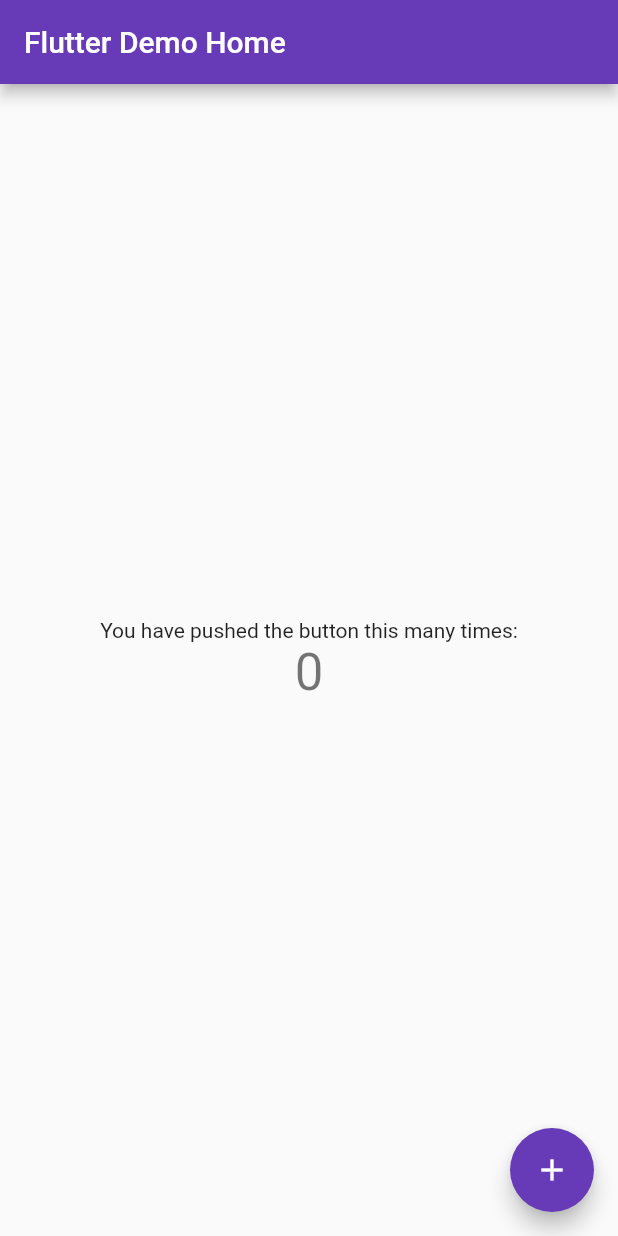
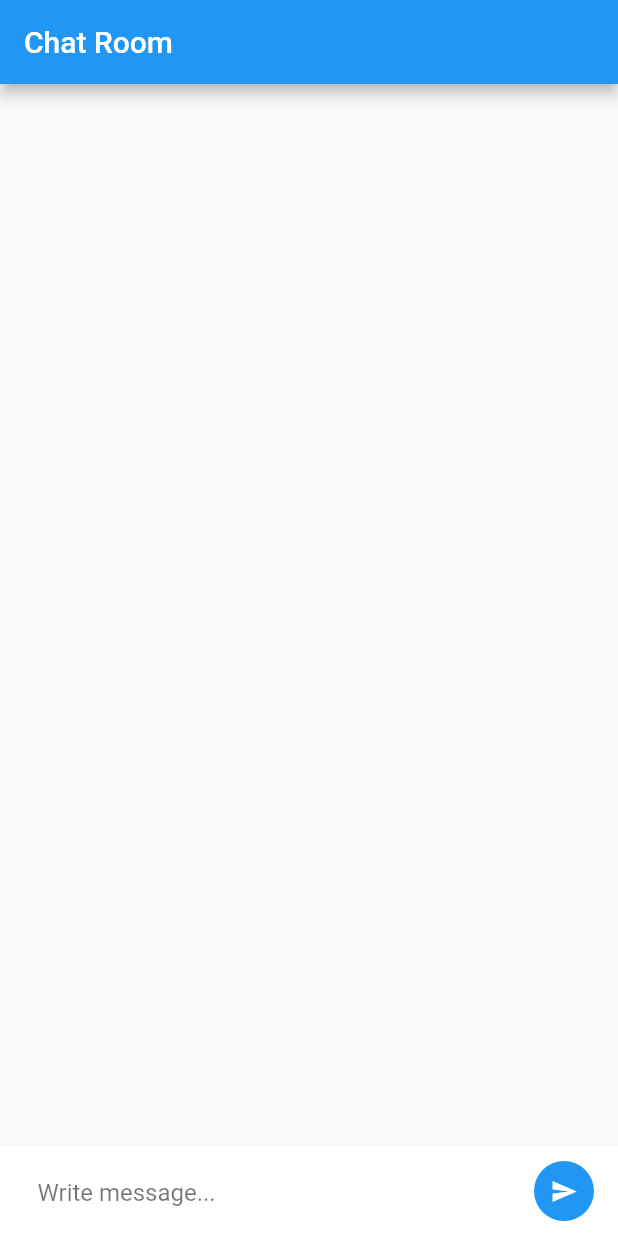
Before and after one commit to lohsuan/flutter-chatroom, a Flutter app: the screen it shows after launch, on a phone screen of 412 x 824 dp. Run offline on Flutter 3.47's test engine with Material 2 defaults, Android fonts, the phone set to English and light mode, and no system bars; our stand-ins replace firebase_core; accounts and stored records are empty.

Commit message:
implement chat room page

```diff
--- /dev/null
+++ b/lib/components/new_message_text_field.dart
@@ -0,0 +1,65 @@
+import 'package:chatbot/services/firebase_api.dart';
+import 'package:flutter/material.dart';
+
+
+class NewMessageTextField extends StatefulWidget {
+  final String sender;
+
+  const NewMessageTextField({
+    required this.sender,
+    Key? key,
+  }) : super(key: key);
+
+  @override
+  _NewMessageWidgetState createState() => _NewMessageWidgetState();
+
+}
+
+class _NewMessageWidgetState extends State<NewMessageTextField> {
+  final _controller = TextEditingController();
+  String message = '';
+
+  void sendMessage() async {
+    // FocusScope.of(context).unfocus();
+    // await FirebaseApi.uploadMessage(widget.sender, message);
+    _controller.clear();
+  }
+
+  @override
+  Widget build(BuildContext context) => Container(
+    padding: const EdgeInsets.only(left: 10, bottom: 10, top: 10),
+    height: 60,
+    width: double.infinity,
+    color: Colors.white,
+    child: Row(
+      children: <Widget>[
+        const SizedBox(width: 15,),
+        Expanded(
+          child: TextField(
+            controller: _controller,
+            onChanged: (value) => setState(() {
+              message = value;
+            }),
+            textCapitalization: TextCapitalization.sentences,
+            autocorrect: true,
+            enableSuggestions: true,
+            decoration: const InputDecoration(
+                hintText: "Write message...",
+                hintStyle: TextStyle(color: Colors.black54),
+                border: InputBorder.none
+            ),
+          ),
+        ),
+        const SizedBox(width: 15),
+        FloatingActionButton(
+          onPressed: message.trim().isEmpty ? null : sendMessage,
+          child: const Icon(Icons.send,color: Colors.white,size: 18,),
+          backgroundColor: Colors.blue,
+          elevation: 0,
+        ),
+        const SizedBox(width: 8),
+      ],
+
+    ),
+  );
+}
--- a/lib/main.dart
+++ b/lib/main.dart
@@ -1,67 +1,24 @@
+import 'package:chatbot/screens/chat_room_page.dart';
 import 'package:flutter/material.dart';
+import 'package:firebase_core/firebase_core.dart';
 
-void main() {
-  runApp(const MyApp());
+Future main() async {
+  WidgetsFlutterBinding.ensureInitialized();
+  await Firebase.initializeApp();
+
+  runApp(MyApp());
 }
 
 class MyApp extends StatelessWidget {
-  const MyApp({Key? key}) : super(key: key);
-
   @override
   Widget build(BuildContext context) {
     return MaterialApp(
       title: 'Flutter Demo',
       theme: ThemeData(
-        primarySwatch: Colors.deepPurple,
+        primarySwatch: Colors.blue,
       ),
-      home: const MyHomePage(title: 'Flutter Demo Home '),
+      debugShowCheckedModeBanner: false,
+      home: ChatRoomPage(),
     );
   }
 }
-
-class MyHomePage extends StatefulWidget {
-  const MyHomePage({Key? key, required this.title}) : super(key: key);
-
-  final String title;
-
-  @override
-  State<MyHomePage> createState() => _MyHomePageState();
-}
-
-class _MyHomePageState extends State<MyHomePage> {
-  int _counter = 0;
-
-  void _incrementCounter() {
-    setState(() {
-      _counter++;
-    });
-  }
-
-  @override
-  Widget build(BuildContext context) {
-    return Scaffold(
-      appBar: AppBar(
-        title: Text(widget.title),
-      ),
-      body: Center(
-        child: Column(
-          mainAxisAlignment: MainAxisAlignment.center,
-          children: <Widget>[
-            const Text(
-              'You have pushed the button this many times:',
-            ),
-            Text(
-              '$_counter',
-              style: Theme.of(context).textTheme.headline4,
-            ),
-          ],
-        ),
-      ),
-      floatingActionButton: FloatingActionButton(
-        onPressed: _incrementCounter,
-        tooltip: 'Increment',
-        child: const Icon(Icons.add),
-      ),
-    );
-  }
-}
--- /dev/null
+++ b/lib/screens/chat_room_page.dart
@@ -0,0 +1,27 @@
+import 'package:chatbot/components/new_message_text_field.dart';
+import 'package:flutter/material.dart';
+
+class ChatRoomPage extends StatefulWidget{
+  @override
+  _ChatRoomPageState createState() => _ChatRoomPageState();
+}
+
+class _ChatRoomPageState extends State<ChatRoomPage> {
+
+  @override
+  Widget build(BuildContext context) {
+    return Scaffold(
+      appBar: AppBar(
+        title: const Text("Chat Room"),
+      ),
+      body: Stack(
+        children: <Widget>[
+          Align(
+            alignment: Alignment.bottomLeft,
+            child: NewMessageTextField(sender: "me"),
+          ),
+        ],
+      ),
+    );
+  }
+}
```
Also changed, not shown: pubspec.yaml (+9 -12 lines), pubspec.lock, 7 other files.
